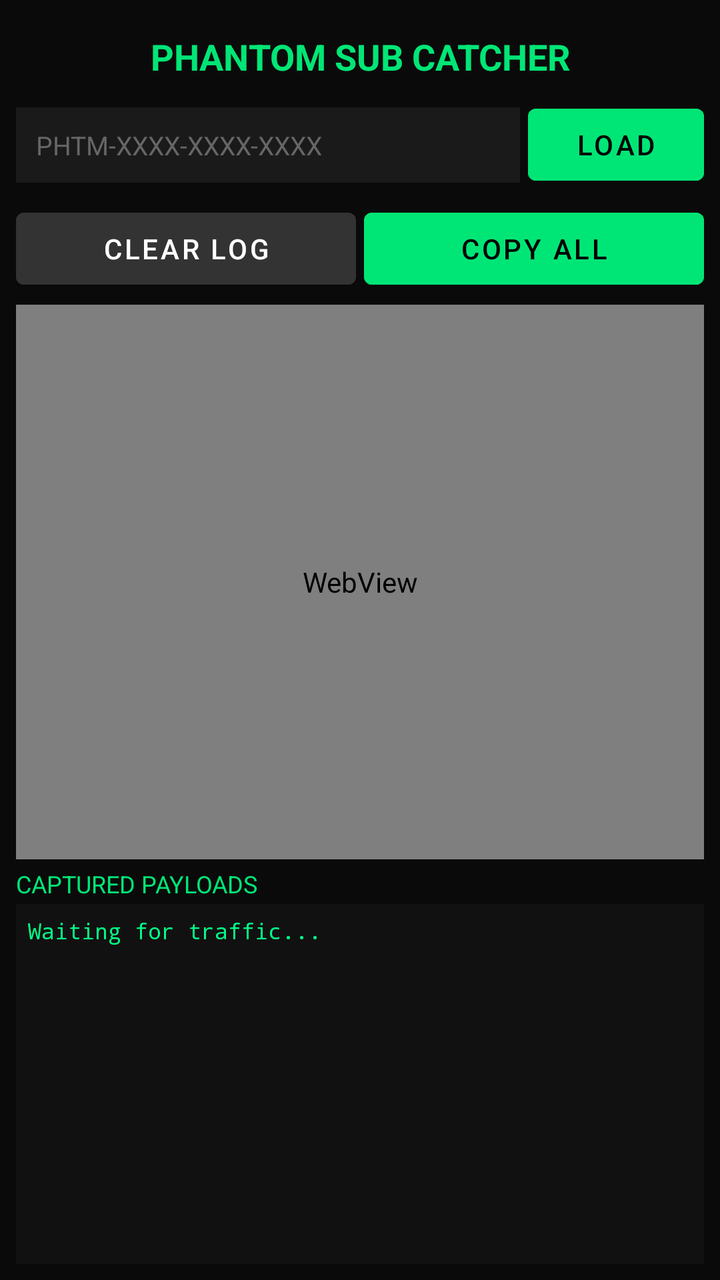
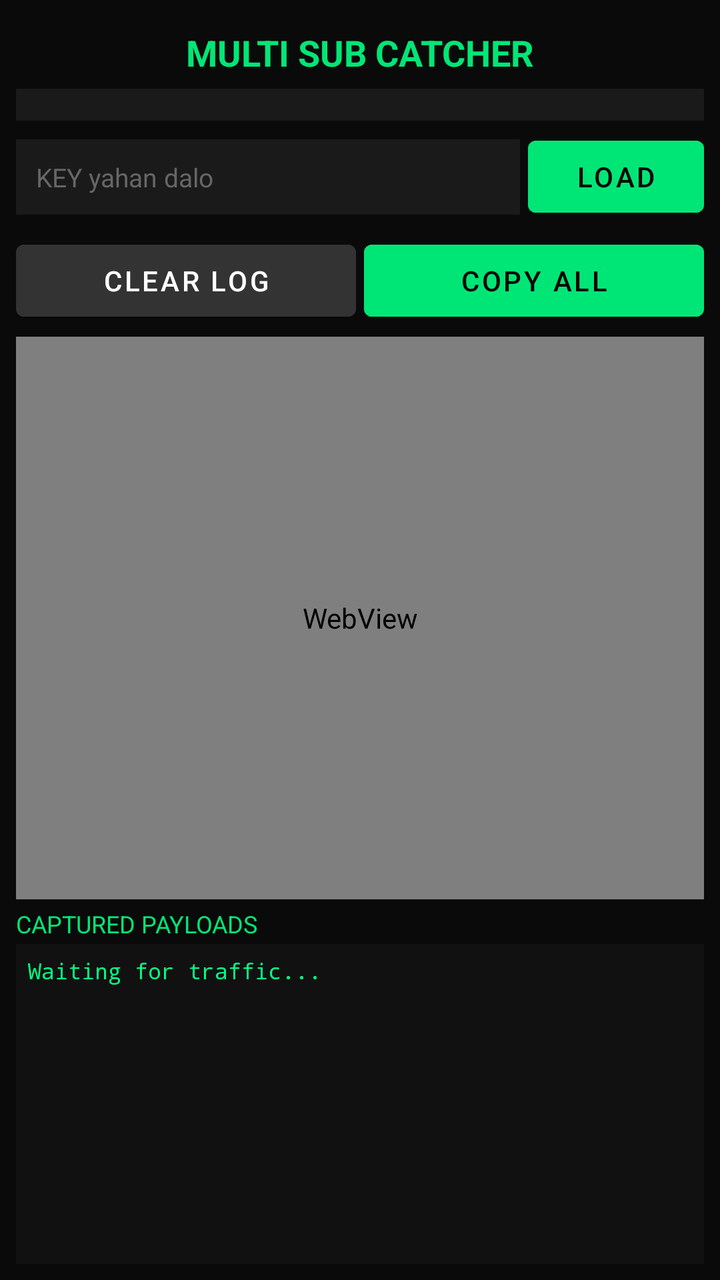

An Android layout rendered at two revisions. The XML below is the earlier revision; the diff shows what the commit changed to produce the second picture.
<!-- AndroidManifest.xml: application theme Theme.PhantomCatcher -->
<!-- res/layout/activity_main.xml -->
<?xml version="1.0" encoding="utf-8"?>
<LinearLayout xmlns:android="http://schemas.android.com/apk/res/android"
    android:layout_width="match_parent"
    android:layout_height="match_parent"
    android:orientation="vertical"
    android:background="#0A0A0A"
    android:padding="8dp">

    <TextView
        android:layout_width="match_parent"
        android:layout_height="wrap_content"
        android:text="PHANTOM SUB CATCHER"
        android:textColor="#00E676"
        android:textSize="18sp"
        android:textStyle="bold"
        android:gravity="center"
        android:padding="8dp" />

    <LinearLayout
        android:layout_width="match_parent"
        android:layout_height="wrap_content"
        android:orientation="horizontal"
        android:paddingBottom="4dp">

        <EditText
            android:id="@+id/etKey"
            android:layout_width="0dp"
            android:layout_height="wrap_content"
            android:layout_weight="1"
            android:hint="PHTM-XXXX-XXXX-XXXX"
            android:textColor="#FFFFFF"
            android:textColorHint="#666666"
            android:background="#1A1A1A"
            android:padding="10dp"
            android:textSize="13sp"
            android:inputType="text" />

        <Button
            android:id="@+id/btnLoad"
            android:layout_width="wrap_content"
            android:layout_height="wrap_content"
            android:text="LOAD"
            android:textColor="#000000"
            android:backgroundTint="#00E676"
            android:layout_marginStart="4dp" />
    </LinearLayout>

    <LinearLayout
        android:layout_width="match_parent"
        android:layout_height="wrap_content"
        android:orientation="horizontal"
        android:paddingBottom="4dp">

        <Button
            android:id="@+id/btnClear"
            android:layout_width="0dp"
            android:layout_height="wrap_content"
            android:layout_weight="1"
            android:text="CLEAR LOG"
            android:textColor="#FFFFFF"
            android:backgroundTint="#333333"
            android:layout_marginEnd="4dp" />

        <Button
            android:id="@+id/btnCopy"
            android:layout_width="0dp"
            android:layout_height="wrap_content"
            android:layout_weight="1"
            android:text="COPY ALL"
            android:textColor="#000000"
            android:backgroundTint="#00E676" />
    </LinearLayout>

    <WebView
        android:id="@+id/webView"
        android:layout_width="match_parent"
        android:layout_height="0dp"
        android:layout_weight="1"
        android:background="#111111" />

    <TextView
        android:layout_width="match_parent"
        android:layout_height="wrap_content"
        android:text="CAPTURED PAYLOADS"
        android:textColor="#00E676"
        android:textSize="12sp"
        android:paddingTop="4dp"
        android:paddingBottom="2dp" />

    <ScrollView
        android:layout_width="match_parent"
        android:layout_height="180dp"
        android:background="#111111">

        <TextView
            android:id="@+id/tvLog"
            android:layout_width="match_parent"
            android:layout_height="wrap_content"
            android:textColor="#00FF88"
            android:textSize="11sp"
            android:fontFamily="monospace"
            android:padding="6dp"
            android:text="Waiting for traffic...\n" />
    </ScrollView>
</LinearLayout>
<!-- resources referenced by this layout -->
<resources>
  <style name="Theme.PhantomCatcher" parent="Theme.MaterialComponents.DayNight.NoActionBar">
          <item name="colorPrimary">#00E676</item>
          <item name="colorPrimaryVariant">#00C853</item>
          <item name="colorOnPrimary">#000000</item>
          <item name="android:statusBarColor">#0A0A0A</item>
          <item name="android:windowBackground">#0A0A0A</item>
      </style>
</resources>

<!-- the commit's change to res/layout/activity_main.xml (unified diff, before → after) -->
@@ -9,12 +9,20 @@
     <TextView
         android:layout_width="match_parent"
         android:layout_height="wrap_content"
-        android:text="PHANTOM SUB CATCHER"
+        android:text="MULTI SUB CATCHER"
         android:textColor="#00E676"
         android:textSize="18sp"
         android:textStyle="bold"
         android:gravity="center"
-        android:padding="8dp" />
+        android:padding="6dp" />
+
+    <Spinner
+        android:id="@+id/spinnerSite"
+        android:layout_width="match_parent"
+        android:layout_height="wrap_content"
+        android:background="#1A1A1A"
+        android:padding="8dp"
+        android:layout_marginBottom="4dp" />
 
     <LinearLayout
         android:layout_width="match_parent"
@@ -27,7 +35,7 @@
             android:layout_width="0dp"
             android:layout_height="wrap_content"
             android:layout_weight="1"
-            android:hint="PHTM-XXXX-XXXX-XXXX"
+            android:hint="KEY yahan dalo"
             android:textColor="#FFFFFF"
             android:textColorHint="#666666"
             android:background="#1A1A1A"
@@ -89,7 +97,7 @@
 
     <ScrollView
         android:layout_width="match_parent"
-        android:layout_height="180dp"
+        android:layout_height="160dp"
         android:background="#111111">
 
         <TextView
